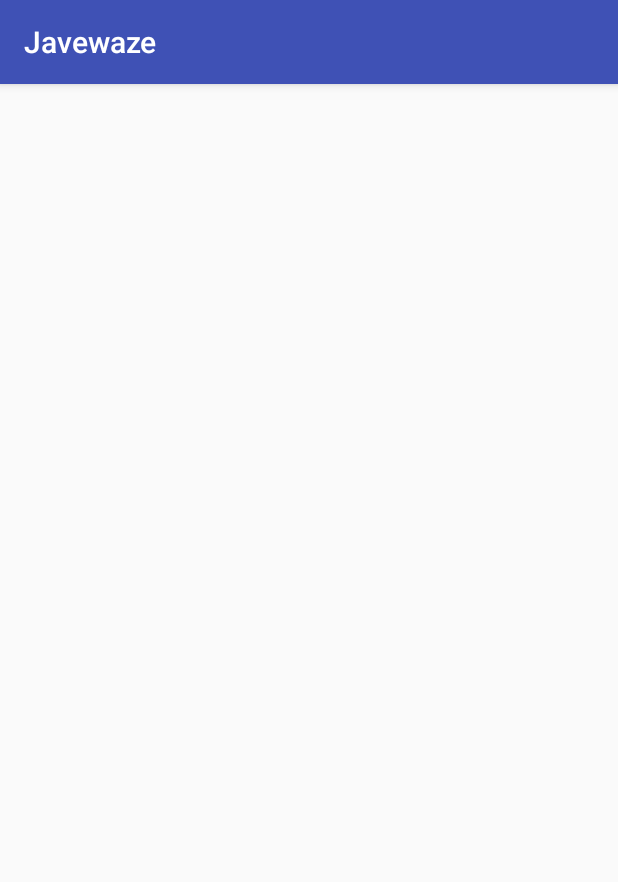
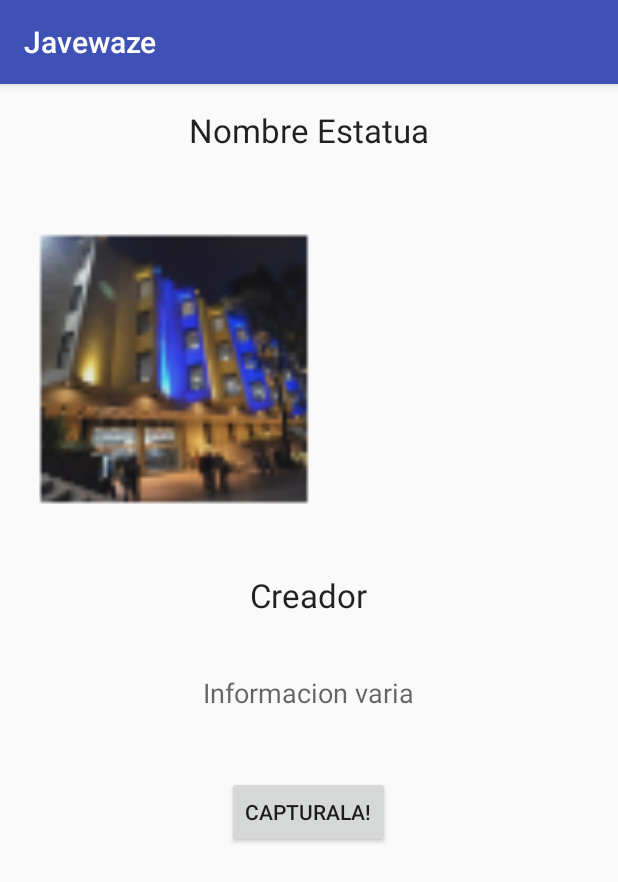
Before and after one commit to fabka/javewaze, an Android app: the screen it shows after launch (MainActivity before the commit, EstatuaActivity after it), on a phone screen of 412 x 824 dp. Shown: the top 882 px of the screen. Run offline under Robolectric (Android 15) with nearby library versions, the phone set to English and light mode, and no system bars.

Commit message:
Se agrega el layout Estatua

```diff
--- a/app/src/main/AndroidManifest.xml
+++ b/app/src/main/AndroidManifest.xml
@@ -8,12 +8,16 @@
         android:label="@string/app_name"
         android:supportsRtl="true"
         android:theme="@style/AppTheme">
-        <activity android:name="fabi.javewaze.MainActivity">
+        <activity android:name=".MainActivity">
             <intent-filter>
                 <action android:name="android.intent.action.MAIN" />
+
                 <category android:name="android.intent.category.LAUNCHER" />
             </intent-filter>
         </activity>
+        <activity android:name=".EstatuaActivity"></activity>
     </application>
 
+    <uses-feature android:name="android.hardware.camera" android:required="true" />
+
 </manifest>
--- /dev/null
+++ b/app/src/main/java/fabi/javewaze/EstatuaActivity.java
@@ -0,0 +1,53 @@
+package fabi.javewaze;
+
+import android.content.Intent;
+import android.graphics.Bitmap;
+import android.graphics.drawable.Drawable;
+import android.provider.MediaStore;
+import android.support.v7.app.AppCompatActivity;
+import android.os.Bundle;
+import android.view.View;
+import android.widget.ImageView;
+
+public class EstatuaActivity extends AppCompatActivity {
+
+    static final int REQUEST_IMAGE_CAPTURE = 1;
+    public ImageView im, foto;
+
+    @Override
+    protected void onCreate(Bundle savedInstanceState) {
+        super.onCreate(savedInstanceState);
+        setContentView(R.layout.activity_estatua);
+        foto = (ImageView) findViewById(R.id.imageFoto_image_estatua );
+        im = (ImageView) findViewById(R.id.imageEstatua_image_estatua );
+        foto.getLayoutParams().height=300;
+        foto.getLayoutParams().width=300;
+        im.getLayoutParams().height=300;
+        im.getLayoutParams().width=300;
+        //im.setScaleType(ImageView.ScaleType.CENTER_CROP);
+        im.setImageResource(R.mipmap.im_biblio);
+
+    }
+
+
+
+    private void dispatchTakePictureIntent() {
+        Intent takePictureIntent = new Intent(MediaStore.ACTION_IMAGE_CAPTURE);
+        if (takePictureIntent.resolveActivity(getPackageManager()) != null) {
+            startActivityForResult(takePictureIntent, REQUEST_IMAGE_CAPTURE);
+        }
+    }
+
+    public void click (View v){
+        dispatchTakePictureIntent();
+    }
+
+    protected void onActivityResult(int requestCode, int resultCode, Intent data) {
+        if (requestCode == REQUEST_IMAGE_CAPTURE && resultCode == RESULT_OK) {
+            Bundle extras = data.getExtras();
+            Bitmap imageBitmap = (Bitmap) extras.get("data");
+            foto.setImageBitmap(imageBitmap);
+        }
+    }
+
+}
--- a/app/src/main/java/fabi/javewaze/MainActivity.java
+++ b/app/src/main/java/fabi/javewaze/MainActivity.java
@@ -1,9 +1,10 @@
 package fabi.javewaze;
 
+import android.content.Intent;
 import android.support.v7.app.AppCompatActivity;
 import android.os.Bundle;
 
-import fabi.javewazw.R;
+import fabi.javewaze.R;
 
 public class MainActivity extends AppCompatActivity {
 
@@ -11,5 +12,8 @@ public class MainActivity extends AppCompatActivity {
     protected void onCreate(Bundle savedInstanceState) {
         super.onCreate(savedInstanceState);
         setContentView(R.layout.main_activity);
+        Intent i = new Intent(this, EstatuaActivity.class );
+        startActivity(i);
+
     }
 }
--- /dev/null
+++ b/app/src/main/res/layout/activity_estatua.xml
@@ -0,0 +1,93 @@
+<?xml version="1.0" encoding="utf-8"?>
+<RelativeLayout xmlns:android="http://schemas.android.com/apk/res/android"
+    xmlns:tools="http://schemas.android.com/tools"
+    android:layout_width="match_parent"
+    android:layout_height="match_parent"
+    android:paddingBottom="@dimen/activity_vertical_margin"
+    android:paddingLeft="@dimen/activity_horizontal_margin"
+    android:paddingRight="@dimen/activity_horizontal_margin"
+    android:paddingTop="@dimen/activity_vertical_margin"
+    tools:context="fabi.javewaze.EstatuaActivity">
+
+    <TextView
+        android:layout_width="wrap_content"
+        android:layout_height="wrap_content"
+        android:textAppearance="?android:attr/textAppearanceLarge"
+        android:text="Nombre Estatua"
+        android:id="@+id/textView"
+        android:layout_alignParentTop="true"
+        android:layout_centerHorizontal="true" />
+
+    <LinearLayout
+        android:orientation="horizontal"
+        android:layout_width="match_parent"
+        android:layout_height="wrap_content"
+        android:id="@+id/linearLayout"
+        android:layout_below="@+id/textView"
+        android:layout_alignParentLeft="true"
+        android:layout_alignParentStart="true"
+        android:layout_marginTop="29dp"
+        android:layout_toStartOf="@+id/linearLayout2"
+        android:layout_toLeftOf="@+id/linearLayout2">
+
+        <ImageView
+            android:layout_width="wrap_content"
+            android:layout_height="wrap_content"
+            android:id="@+id/imageEstatua_image_estatua"
+            android:layout_marginTop="15dp"
+            android:layout_below="@+id/textView"
+            android:layout_alignLeft="@+id/imageFoto_image_estatua"
+            android:layout_alignStart="@+id/imageFoto_image_estatua" />
+    </LinearLayout>
+
+    <LinearLayout
+        android:orientation="horizontal"
+        android:layout_width="match_parent"
+        android:layout_height="wrap_content"
+        android:layout_alignTop="@+id/linearLayout"
+        android:layout_alignBottom="@+id/linearLayout"
+        android:layout_toEndOf="@+id/textView2"
+        android:id="@+id/linearLayout2"
+        android:layout_toRightOf="@+id/textView2">
+
+        <ImageView
+            android:layout_width="wrap_content"
+            android:layout_height="wrap_content"
+            android:id="@+id/imageFoto_image_estatua"
+            android:layout_marginTop="24dp"
+            android:layout_below="@+id/button"
+            android:layout_centerHorizontal="true" />
+    </LinearLayout>
+
+    <TextView
+        android:layout_width="wrap_content"
+        android:layout_height="wrap_content"
+        android:textAppearance="?android:attr/textAppearanceLarge"
+        android:text="Creador"
+        android:id="@+id/textView2"
+        android:layout_below="@+id/linearLayout"
+        android:layout_centerHorizontal="true"
+        android:layout_marginTop="36dp" />
+
+    <TextView
+        android:layout_width="wrap_content"
+        android:layout_height="wrap_content"
+        android:textAppearance="?android:attr/textAppearanceMedium"
+        android:text="Informacion varia"
+        android:id="@+id/textView5"
+        android:layout_below="@+id/textView2"
+        android:layout_centerHorizontal="true"
+        android:layout_marginTop="38dp" />
+
+    <Button
+        android:layout_width="wrap_content"
+        android:layout_height="wrap_content"
+        android:text="@string/btn_capturar"
+        android:id="@+id/button"
+        android:layout_marginTop="43dp"
+        android:layout_below="@+id/textView5"
+        android:layout_centerHorizontal="true"
+        android:onClick="click"/>
+
+
+</RelativeLayout>
--- a/app/src/main/res/values/strings.xml
+++ b/app/src/main/res/values/strings.xml
@@ -1,3 +1,4 @@
 <resources>
     <string name="app_name">Javewaze</string>
+    <string name="btn_capturar">Capturala!</string>
 </resources>
```
Also changed, not shown: app/src/main/im_biblio-web.png (added), app/src/main/res/mipmap-hdpi/im_biblio.png (added), app/src/main/res/mipmap-mdpi/im_biblio.png (added), app/src/main/res/mipmap-xhdpi/im_biblio.png (added), app/src/main/res/mipmap-xxhdpi/im_biblio.png (added), app/src/main/res/mipmap-xxxhdpi/im_biblio.png (added).
